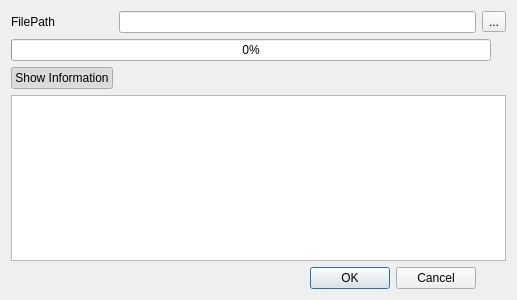
Above: source/plugin/t4/widget.ui from ww4u/mct-t4 before the change. Below: the same form after it.
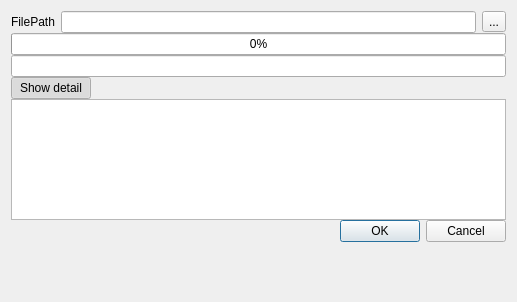
That is the form after the change.

```diff
--- a/source/plugin/t4/widget.ui
+++ b/source/plugin/t4/widget.ui
@@ -7,17 +7,31 @@
     <x>0</x>
     <y>0</y>
     <width>517</width>
-    <height>300</height>
+    <height>302</height>
    </rect>
   </property>
+  <property name="sizePolicy">
+   <sizepolicy hsizetype="Expanding" vsizetype="Fixed">
+    <horstretch>0</horstretch>
+    <verstretch>0</verstretch>
+   </sizepolicy>
+  </property>
   <property name="minimumSize">
    <size>
     <width>300</width>
-    <height>300</height>
+    <height>150</height>
    </size>
   </property>
-  <layout class="QGridLayout" name="gridLayout">
-   <item row="0" column="0">
+  <layout class="QVBoxLayout" name="verticalLayout">
+   <property name="spacing">
+    <number>0</number>
+   </property>
+   <property name="bottomMargin">
+    <number>0</number>
+   </property>
+   <item>
+    <layout class="QHBoxLayout" name="horizontalLayout">
+     <item>
     <widget class="QLabel" name="label_2">
      <property name="sizePolicy">
       <sizepolicy hsizetype="Minimum" vsizetype="Preferred">
@@ -30,34 +44,23 @@
      </property>
     </widget>
    </item>
-   <item row="0" column="1">
+     <item>
     <widget class="QLineEdit" name="lineEdit">
      <property name="readOnly">
       <bool>false</bool>
      </property>
     </widget>
    </item>
-   <item row="2" column="1" colspan="3">
-    <spacer name="horizontalSpacer">
-     <property name="orientation">
-      <enum>Qt::Horizontal</enum>
-     </property>
-     <property name="sizeHint" stdset="0">
-      <size>
-       <width>40</width>
-       <height>20</height>
-      </size>
-     </property>
-    </spacer>
-   </item>
-   <item row="0" column="2" colspan="2">
+     <item>
     <widget class="QToolButton" name="toolButton">
      <property name="text">
       <string>...</string>
      </property>
     </widget>
    </item>
-   <item row="1" column="0" colspan="3">
+    </layout>
+   </item>
+   <item>
     <widget class="QProgressBar" name="progressBar">
      <property name="value">
       <number>0</number>
@@ -70,15 +73,23 @@
      </property>
     </widget>
    </item>
-   <item row="4" column="0">
-    <widget class="QLabel" name="labelStatus">
-     <property name="text">
-      <string/>
+   <item>
+    <widget class="QLineEdit" name="desLineEdit">
+     <property name="readOnly">
+      <bool>true</bool>
      </property>
     </widget>
    </item>
-   <item row="2" column="0">
+   <item>
+    <layout class="QHBoxLayout" name="horizontalLayout_3">
+     <item>
     <widget class="QPushButton" name="btnShow">
+       <property name="sizePolicy">
+        <sizepolicy hsizetype="Fixed" vsizetype="Fixed">
+         <horstretch>0</horstretch>
+         <verstretch>0</verstretch>
+        </sizepolicy>
+       </property>
      <property name="minimumSize">
       <size>
        <width>50</width>
@@ -86,7 +97,7 @@
       </size>
      </property>
      <property name="text">
-      <string>Show Information</string>
+        <string>Show detail</string>
      </property>
      <property name="checkable">
       <bool>true</bool>
@@ -96,7 +107,22 @@
      </property>
     </widget>
    </item>
-   <item row="3" column="0" colspan="4">
+     <item>
+      <spacer name="horizontalSpacer">
+       <property name="orientation">
+        <enum>Qt::Horizontal</enum>
+       </property>
+       <property name="sizeHint" stdset="0">
+        <size>
+         <width>40</width>
+         <height>20</height>
+        </size>
+       </property>
+      </spacer>
+     </item>
+    </layout>
+   </item>
+   <item>
     <widget class="QTextBrowser" name="textBrowser">
      <property name="sizePolicy">
       <sizepolicy hsizetype="Expanding" vsizetype="Expanding">
@@ -118,12 +144,67 @@
      </property>
     </widget>
    </item>
-   <item row="4" column="1">
+   <item>
+    <layout class="QHBoxLayout" name="horizontalLayout_2">
+     <item>
+      <spacer name="horizontalSpacer_2">
+       <property name="orientation">
+        <enum>Qt::Horizontal</enum>
+       </property>
+       <property name="sizeHint" stdset="0">
+        <size>
+         <width>80</width>
+         <height>20</height>
+        </size>
+       </property>
+      </spacer>
+     </item>
+     <item>
     <widget class="QDialogButtonBox" name="buttonBox">
+       <property name="sizePolicy">
+        <sizepolicy hsizetype="Fixed" vsizetype="Fixed">
+         <horstretch>0</horstretch>
+         <verstretch>0</verstretch>
+        </sizepolicy>
+       </property>
      <property name="standardButtons">
       <set>QDialogButtonBox::Cancel|QDialogButtonBox::Ok</set>
      </property>
     </widget>
+     </item>
+    </layout>
+   </item>
+   <item>
+    <widget class="QLabel" name="labelStatus">
+     <property name="sizePolicy">
+      <sizepolicy hsizetype="Expanding" vsizetype="Fixed">
+       <horstretch>0</horstretch>
+       <verstretch>0</verstretch>
+      </sizepolicy>
+     </property>
+     <property name="minimumSize">
+      <size>
+       <width>0</width>
+       <height>20</height>
+      </size>
+     </property>
+     <property name="text">
+      <string/>
+     </property>
+    </widget>
+   </item>
+   <item>
+    <spacer name="verticalSpacer">
+     <property name="orientation">
+      <enum>Qt::Vertical</enum>
+     </property>
+     <property name="sizeHint" stdset="0">
+      <size>
+       <width>20</width>
+       <height>40</height>
+      </size>
+     </property>
+    </spacer>
    </item>
   </layout>
  </widget>
```
Lines whose indentation alone changed are shown as unchanged.
